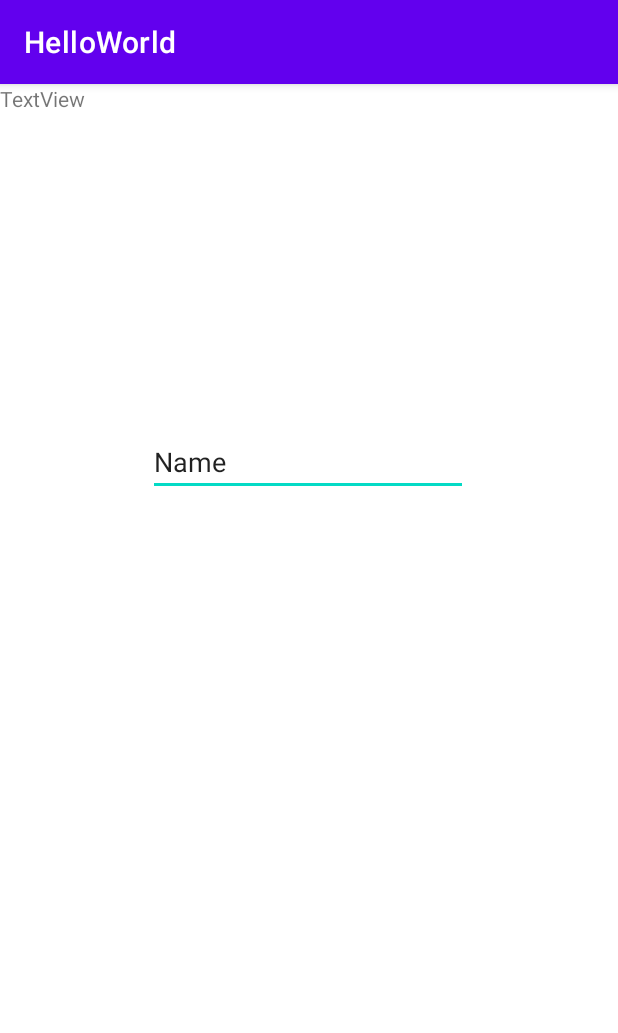
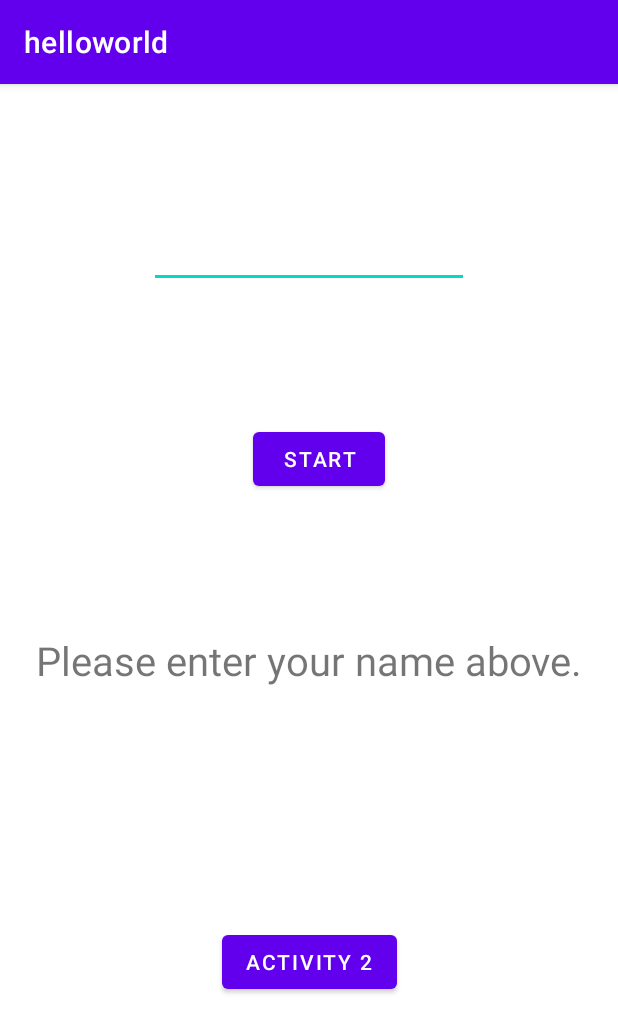
Before and after one commit to AdhamKhalifa/Android_Projects, an Android app: the screen it shows after launch (MainActivity), on a phone screen of 412 x 824 dp. Shown: the top 1033 px of the screen. Run offline under Robolectric (Android 15) with nearby library versions, the phone set to English and light mode, and no system bars.

Commit message:
Initial commit

```diff
--- a/HelloWorld/app/build.gradle
+++ b/HelloWorld/app/build.gradle
@@ -29,9 +29,9 @@ android {
 
 dependencies {
 
-    implementation 'androidx.appcompat:appcompat:1.3.0'
-    implementation 'com.google.android.material:material:1.4.0'
-    implementation 'androidx.constraintlayout:constraintlayout:2.0.4'
+    implementation 'androidx.appcompat:appcompat:1.4.1'
+    implementation 'com.google.android.material:material:1.5.0'
+    implementation 'androidx.constraintlayout:constraintlayout:2.1.3'
     testImplementation 'junit:junit:4.13.2'
     androidTestImplementation 'androidx.test.ext:junit:1.1.3'
     androidTestImplementation 'androidx.test.espresso:espresso-core:3.4.0'
--- a/HelloWorld/app/src/main/AndroidManifest.xml
+++ b/HelloWorld/app/src/main/AndroidManifest.xml
@@ -8,7 +8,10 @@
         android:label="@string/app_name"
         android:roundIcon="@mipmap/ic_launcher_round"
         android:supportsRtl="true"
-        android:theme="@style/Theme.HelloWorld">
+        android:theme="@style/Theme.Helloworld">
+        <activity
+            android:name=".GIF"
+            android:exported="false" />
         <activity
             android:name=".MainActivity"
             android:exported="true">
--- /dev/null
+++ b/HelloWorld/app/src/main/java/com/example/helloworld/pom.xml
@@ -0,0 +1,5 @@
+<dependency>
+    <groupId>org.apache.httpcomponents</groupId>
+    <artifactId>httpclient</artifactId>
+    <version>4.5.10</version>
+</dependency>
--- a/HelloWorld/app/src/main/res/layout/activity_main.xml
+++ b/HelloWorld/app/src/main/res/layout/activity_main.xml
@@ -6,25 +6,52 @@
     android:layout_height="match_parent"
     tools:context=".MainActivity">
 
+    <TextView
+        android:id="@+id/textView"
+        android:layout_width="wrap_content"
+        android:layout_height="wrap_content"
+        android:text="Please enter your name above."
+        android:textSize="12pt"
+        app:autoSizeMinTextSize="@dimen/cardview_default_elevation"
+        app:layout_constraintBottom_toBottomOf="parent"
+        app:layout_constraintLeft_toLeftOf="parent"
+        app:layout_constraintRight_toRightOf="parent"
+        app:layout_constraintTop_toTopOf="parent" />
+
+    <Button
+        android:id="@+id/startButton"
+        android:layout_width="wrap_content"
+        android:layout_height="wrap_content"
+        android:text="Start"
+        android:onClick="startClicked"
+        app:layout_constraintBottom_toTopOf="@+id/textView"
+        app:layout_constraintEnd_toEndOf="parent"
+        app:layout_constraintHorizontal_bias="0.52"
+        app:layout_constraintStart_toStartOf="parent"
+        app:layout_constraintTop_toTopOf="parent"
+        app:layout_constraintVertical_bias="0.711" />
+
     <EditText
         android:id="@+id/editTextTextPersonName"
         android:layout_width="wrap_content"
         android:layout_height="wrap_content"
         android:ems="10"
         android:inputType="textPersonName"
-        android:text="Name"
+        android:text=""
+        app:layout_constraintBottom_toTopOf="@+id/startButton"
+        app:layout_constraintEnd_toEndOf="parent"
+        app:layout_constraintStart_toStartOf="parent"
+        app:layout_constraintTop_toTopOf="parent" />
+
+    <Button
+        android:id="@+id/startActivity"
+        android:layout_width="wrap_content"
+        android:layout_height="wrap_content"
+        android:text="Activity 2"
+        android:onClick="anotherActivityClicked"
         app:layout_constraintBottom_toBottomOf="parent"
         app:layout_constraintEnd_toEndOf="parent"
-        app:layout_constraintHorizontal_bias="0.497"
         app:layout_constraintStart_toStartOf="parent"
-        app:layout_constraintTop_toTopOf="parent"
-        app:layout_constraintVertical_bias="0.317" />
+        app:layout_constraintTop_toBottomOf="@+id/textView" />
 
-    <TextView
-        android:id="@+id/textView"
-        android:layout_width="wrap_content"
-        android:layout_height="wrap_content"
-        android:text="TextView"
-        tools:layout_editor_absoluteX="100dp"
-        tools:layout_editor_absoluteY="319dp" />
 </androidx.constraintlayout.widget.ConstraintLayout>
--- a/HelloWorld/app/src/main/res/values-night/themes.xml
+++ b/HelloWorld/app/src/main/res/values-night/themes.xml
@@ -1,6 +1,6 @@
 <resources xmlns:tools="http://schemas.android.com/tools">
     <!-- Base application theme. -->
-    <style name="Theme.HelloWorld" parent="Theme.MaterialComponents.DayNight.DarkActionBar">
+    <style name="Theme.Helloworld" parent="Theme.MaterialComponents.DayNight.DarkActionBar">
         <!-- Primary brand color. -->
         <item name="colorPrimary">@color/purple_200</item>
         <item name="colorPrimaryVariant">@color/purple_700</item>
--- a/HelloWorld/app/src/main/res/values/colors.xml
+++ b/HelloWorld/app/src/main/res/values/colors.xml
@@ -7,4 +7,5 @@
     <color name="teal_700">#FF018786</color>
     <color name="black">#FF000000</color>
     <color name="white">#FFFFFFFF</color>
+    <color name="red">#FF0000</color>
 </resources>
--- a/HelloWorld/app/src/main/res/values/strings.xml
+++ b/HelloWorld/app/src/main/res/values/strings.xml
@@ -1,4 +1,3 @@
 <resources>
-    <string name="app_name">HelloWorld</string>
-    <string name="hello">Hello,</string>
+    <string name="app_name">helloworld</string>
 </resources>
--- a/HelloWorld/app/src/main/res/values/themes.xml
+++ b/HelloWorld/app/src/main/res/values/themes.xml
@@ -1,6 +1,6 @@
 <resources xmlns:tools="http://schemas.android.com/tools">
     <!-- Base application theme. -->
-    <style name="Theme.HelloWorld" parent="Theme.MaterialComponents.DayNight.DarkActionBar">
+    <style name="Theme.Helloworld" parent="Theme.MaterialComponents.DayNight.DarkActionBar">
         <!-- Primary brand color. -->
         <item name="colorPrimary">@color/purple_500</item>
         <item name="colorPrimaryVariant">@color/purple_700</item>
--- a/HelloWorld/settings.gradle
+++ b/HelloWorld/settings.gradle
@@ -12,5 +12,5 @@ dependencyResolutionManagement {
         mavenCentral()
     }
 }
-rootProject.name = "HelloWorld"
+rootProject.name = "helloworld"
 include ':app'
```
Also changed, not shown: HelloWorld/app/src/main/java/com/example/helloworld/GIF.java (added, +62 -0 lines), HelloWorld/app/src/main/java/com/example/helloworld/MainActivity.java (+31 -8 lines), HelloWorld/app/src/main/res/layout/activity_gif.xml (added, +21 -0 lines), HelloWorld/gradle/wrapper/gradle-wrapper.properties.
